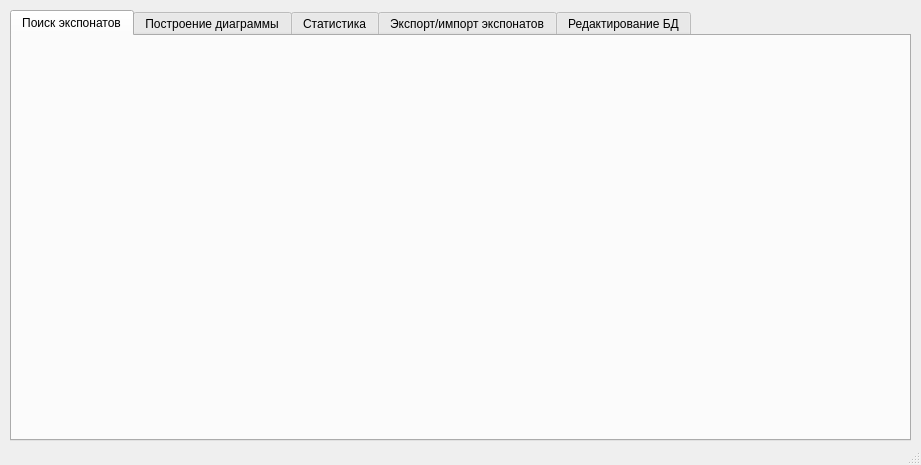
Old version of the form UI/MainWindow.ui in the repository greg9804/MuseumIPS.
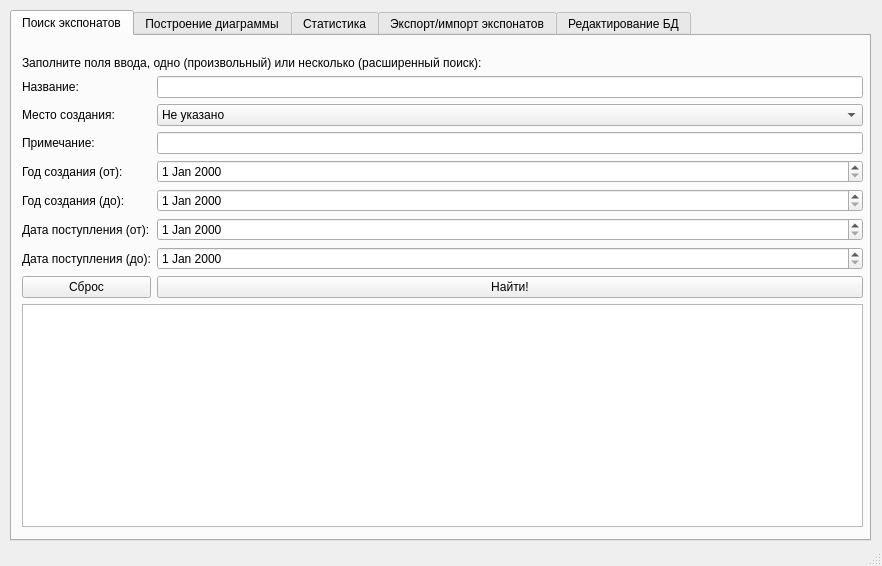
New version of the form. The open tabs and pages were chosen to show the change.

```diff
--- a/UI/MainWindow.ui
+++ b/UI/MainWindow.ui
@@ -6,8 +6,8 @@
    <rect>
     <x>0</x>
     <y>0</y>
-    <width>921</width>
-    <height>465</height>
+    <width>882</width>
+    <height>566</height>
    </rect>
   </property>
   <property name="windowTitle">
@@ -19,8 +19,8 @@
      <rect>
       <x>10</x>
       <y>10</y>
-      <width>901</width>
-      <height>431</height>
+      <width>861</width>
+      <height>531</height>
      </rect>
     </property>
     <layout class="QVBoxLayout" name="verticalLayout">
@@ -33,6 +33,118 @@
         <attribute name="title">
          <string>Поиск экспонатов</string>
         </attribute>
+        <widget class="QWidget" name="gridLayoutWidget">
+         <property name="geometry">
+          <rect>
+           <x>10</x>
+           <y>20</y>
+           <width>841</width>
+           <height>471</height>
+          </rect>
+         </property>
+         <layout class="QGridLayout" name="gridLayout">
+          <item row="6" column="1">
+           <widget class="QDateEdit" name="dateEdit_3"/>
+          </item>
+          <item row="2" column="0">
+           <widget class="QLabel" name="label_3">
+            <property name="text">
+             <string>Место создания:</string>
+            </property>
+           </widget>
+          </item>
+          <item row="4" column="1">
+           <widget class="QDateEdit" name="dateEdit"/>
+          </item>
+          <item row="5" column="1">
+           <widget class="QDateEdit" name="dateEdit_2"/>
+          </item>
+          <item row="2" column="1">
+           <widget class="QComboBox" name="comboBox">
+            <item>
+             <property name="text">
+              <string>Не указано</string>
+             </property>
+            </item>
+           </widget>
+          </item>
+          <item row="6" column="0">
+           <widget class="QLabel" name="label_7">
+            <property name="text">
+             <string>Дата поступления (от):</string>
+            </property>
+           </widget>
+          </item>
+          <item row="7" column="0">
+           <widget class="QLabel" name="label_8">
+            <property name="text">
+             <string>Дата поступления (до):</string>
+            </property>
+           </widget>
+          </item>
+          <item row="5" column="0">
+           <widget class="QLabel" name="label_6">
+            <property name="text">
+             <string>Год создания (до):</string>
+            </property>
+           </widget>
+          </item>
+          <item row="4" column="0">
+           <widget class="QLabel" name="label_5">
+            <property name="text">
+             <string>Год создания (от):</string>
+            </property>
+           </widget>
+          </item>
+          <item row="3" column="1">
+           <widget class="QLineEdit" name="lineEdit_2"/>
+          </item>
+          <item row="7" column="1">
+           <widget class="QDateEdit" name="dateEdit_4"/>
+          </item>
+          <item row="1" column="0">
+           <widget class="QLabel" name="label_2">
+            <property name="text">
+             <string>Название:</string>
+            </property>
+           </widget>
+          </item>
+          <item row="3" column="0">
+           <widget class="QLabel" name="label_4">
+            <property name="text">
+             <string>Примечание:</string>
+            </property>
+           </widget>
+          </item>
+          <item row="1" column="1">
+           <widget class="QLineEdit" name="lineEdit"/>
+          </item>
+          <item row="9" column="0" colspan="2">
+           <widget class="QTableView" name="tableView"/>
+          </item>
+          <item row="0" column="0" colspan="2">
+           <widget class="QLabel" name="label">
+            <property name="text">
+             <string>Заполните поля ввода, одно (произвольный) или несколько (расширенный поиск):</string>
+            </property>
+           </widget>
+          </item>
+          <item row="8" column="1">
+           <widget class="QPushButton" name="findPushButton">
+            <property name="text">
+             <string>Найти!</string>
+            </property>
+           </widget>
+          </item>
+          <item row="8" column="0">
+           <widget class="QPushButton" name="clearButton1">
+            <property name="text">
+             <string>Сброс</string>
+            </property>
+           </widget>
+          </item>
+         </layout>
+        </widget>
        </widget>
        <widget class="QWidget" name="diagrammaTab">
         <attribute name="title">
```
Left out of the diff: 2 changed lines with no effect on the pictures.
